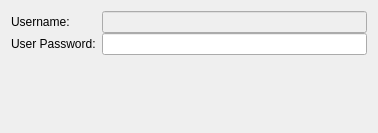
Old version of the form vpn/l2tp/l2tpauth.ui in the repository KDE/plasma-nm.
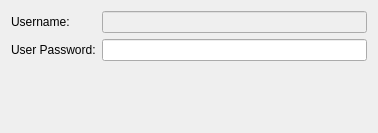
New version of the form. Custom widgets are drawn as their Qt base class.

Patch:
```diff
--- a/vpn/l2tp/l2tpauth.ui
+++ b/vpn/l2tp/l2tpauth.ui
@@ -12,7 +12,7 @@
   </property>
   <layout class="QFormLayout" name="formLayout">
    <property name="verticalSpacing">
-    <number>0</number>
+    <number>6</number>
    </property>
    <item row="0" column="0">
     <widget class="QLabel" name="userNameLabel">
```
